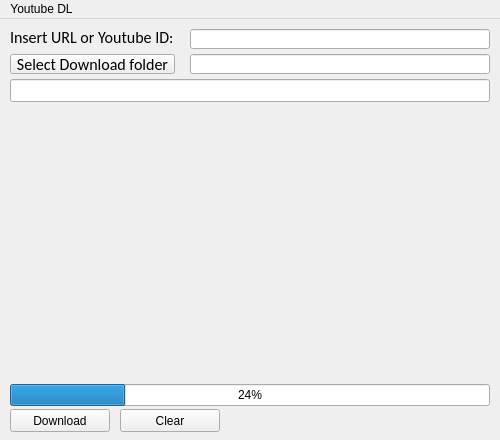
Old version of the form main.ui in the repository Phaugt/yt_dl.
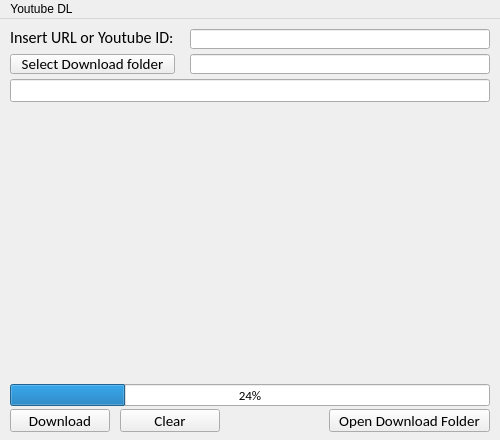
New version of the form.

```diff
--- a/main.ui
+++ b/main.ui
@@ -66,7 +66,7 @@
     <property name="font">
      <font>
       <family>Calibri</family>
-      <pointsize>12</pointsize>
+      <pointsize>11</pointsize>
      </font>
     </property>
     <property name="text">
@@ -120,6 +120,12 @@
       <height>22</height>
      </rect>
     </property>
+    <property name="font">
+     <font>
+      <family>Calibri</family>
+      <pointsize>10</pointsize>
+     </font>
+    </property>
     <property name="value">
      <number>24</number>
     </property>
@@ -139,6 +145,12 @@
       <height>23</height>
      </rect>
     </property>
+    <property name="font">
+     <font>
+      <family>Calibri</family>
+      <pointsize>11</pointsize>
+     </font>
+    </property>
     <property name="text">
      <string>Download</string>
     </property>
@@ -152,6 +164,12 @@
       <height>23</height>
      </rect>
     </property>
+    <property name="font">
+     <font>
+      <family>Calibri</family>
+      <pointsize>11</pointsize>
+     </font>
+    </property>
     <property name="text">
      <string>Clear</string>
     </property>
@@ -206,6 +224,25 @@
      <bool>true</bool>
     </property>
    </widget>
+   <widget class="QPushButton" name="DFolder">
+    <property name="geometry">
+     <rect>
+      <x>329</x>
+      <y>390</y>
+      <width>161</width>
+      <height>23</height>
+     </rect>
+    </property>
+    <property name="font">
+     <font>
+      <family>Calibri</family>
+      <pointsize>11</pointsize>
+     </font>
+    </property>
+    <property name="text">
+     <string>Open Download Folder</string>
+    </property>
+   </widget>
   </widget>
   <widget class="QMenuBar" name="menubar">
    <property name="geometry">
```
Left out of the diff: 6 changed lines with no effect on the pictures.
